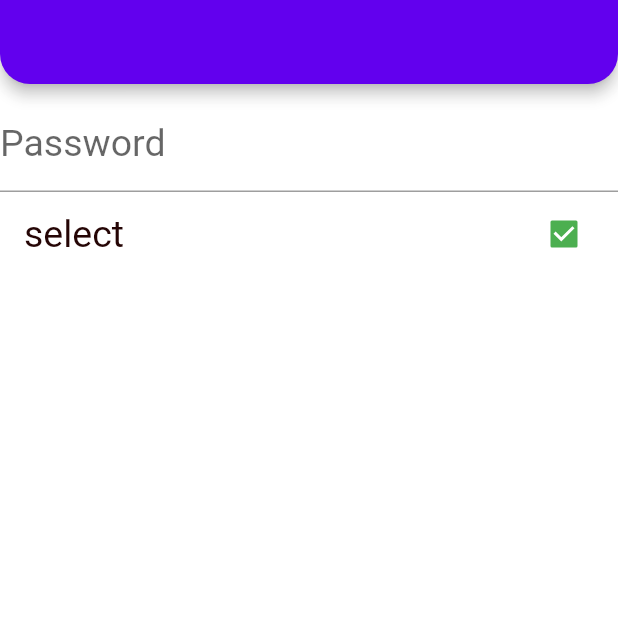
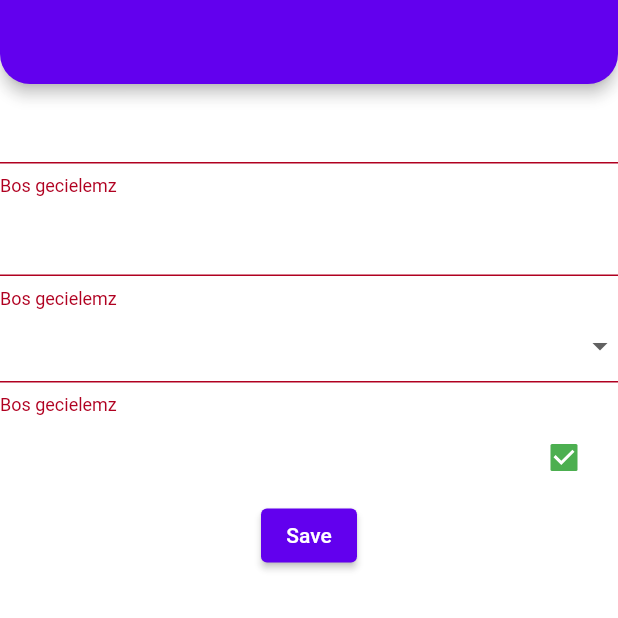
Before and after one commit to VB10/Flutter-Full-Learn, a Flutter app: the screen it shows after launch, on a phone screen of 412 x 824 dp, the top half of it. Run offline on Flutter 3.47's test engine with Material 2 defaults, Android fonts, the light colour scheme and no system bars; our stand-ins replace dio, flutter_spinkit.

Commit message:
states added

```diff
--- /dev/null
+++ b/lib/202/custom_exception.dart
@@ -0,0 +1,6 @@
+class FileDownloadException implements Exception {
+  @override
+  String toString() {
+    return 'File download has failed';
+  }
+}
--- /dev/null
+++ b/lib/202/form_learn_view.dart
@@ -0,0 +1,56 @@
+import 'package:flutter/material.dart';
+
+class FormLearnView extends StatefulWidget {
+  const FormLearnView({Key? key}) : super(key: key);
+
+  @override
+  State<FormLearnView> createState() => _FormLearnViewState();
+}
+
+class _FormLearnViewState extends State<FormLearnView> {
+  final GlobalKey<FormState> _key = GlobalKey();
+
+  @override
+  Widget build(BuildContext context) {
+    return Scaffold(
+      appBar: AppBar(),
+      body: Form(
+        key: _key,
+        autovalidateMode: AutovalidateMode.always,
+        onChanged: () {},
+        child: Column(
+          children: [
+            TextFormField(validator: FormFieldValidator().isNotEmpty),
+            TextFormField(validator: FormFieldValidator().isNotEmpty),
+            DropdownButtonFormField<String>(
+                validator: FormFieldValidator().isNotEmpty,
+                items: const [
+                  DropdownMenuItem(child: Text('a'), value: 'v'),
+                  DropdownMenuItem(child: Text('a'), value: 'v2'),
+                  DropdownMenuItem(child: Text('a'), value: 'v3'),
+                ],
+                onChanged: (value) {}),
+            CheckboxListTile(value: true, onChanged: (value) {}),
+            ElevatedButton(
+                onPressed: () {
+                  if (_key.currentState?.validate() ?? false) {
+                    print('okey');
+                  }
+                },
+                child: const Text('Save'))
+          ],
+        ),
+      ),
+    );
+  }
+}
+
+class FormFieldValidator {
+  String? isNotEmpty(String? data) {
+    return (data?.isNotEmpty ?? false) ? null : ValidatorMessage._notEmpty;
+  }
+}
+
+class ValidatorMessage {
+  static const String _notEmpty = 'Bos gecielemz';
+}
--- a/lib/main.dart
+++ b/lib/main.dart
@@ -1,7 +1,7 @@
 import 'package:flutter/material.dart';
 import 'package:flutter_full_learn/202/theme/light_theme.dart';
 
-import '202/theme_learn_view.dart';
+import '202/form_learn_view.dart';
 
 void main() {
   runApp(const MyApp()); //ALI DAYI
@@ -45,7 +45,7 @@ class MyApp extends StatelessWidget {
       //       backgroundColor: Colors.transparent,
       //       elevation: 0,
       //     )),
-      home: const ThemeLarnView(),
+      home: const FormLearnView(),
     );
   }
 }
```
Also changed, not shown: lib/202/animated_learn_view.dart (added, +109 -0 lines), lib/202/image_learn_202.dart (added, +35 -0 lines), lib/202/oop_learn.dart (added, +59 -0 lines), lib/202/oop_learn_view.dart (added, +36 -0 lines), lib/202/state_manage/state_learn_view_model.dart (added, +25 -0 lines), lib/202/state_manage/state_manage_learn_view.dart (added, +26 -0 lines).
